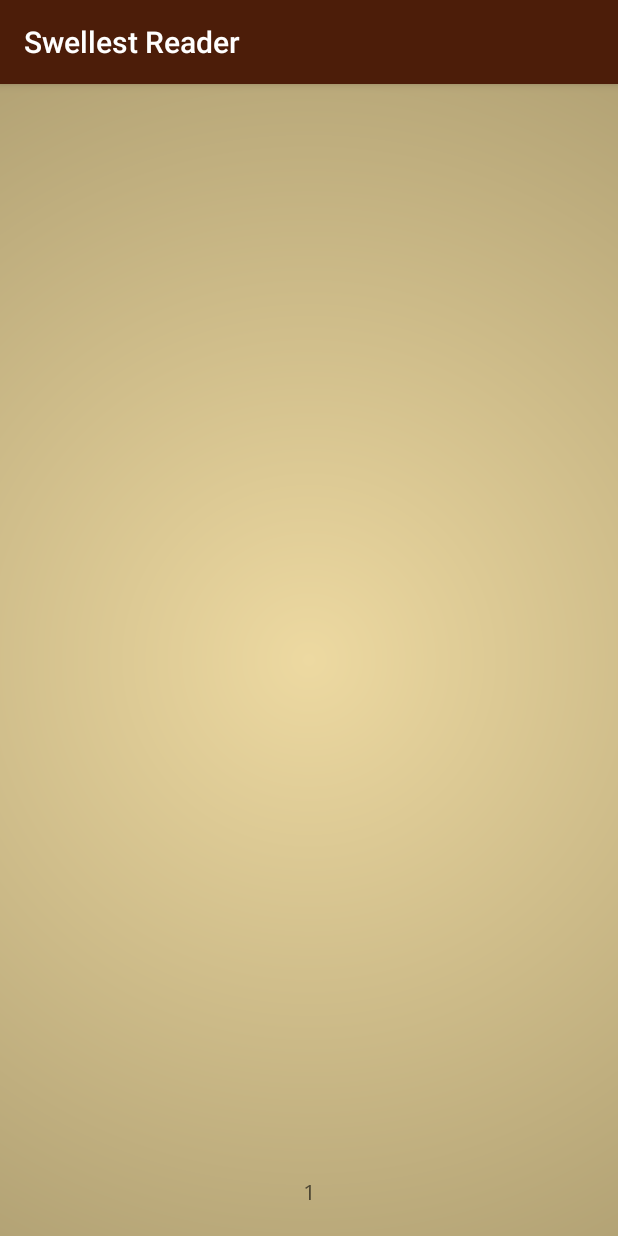
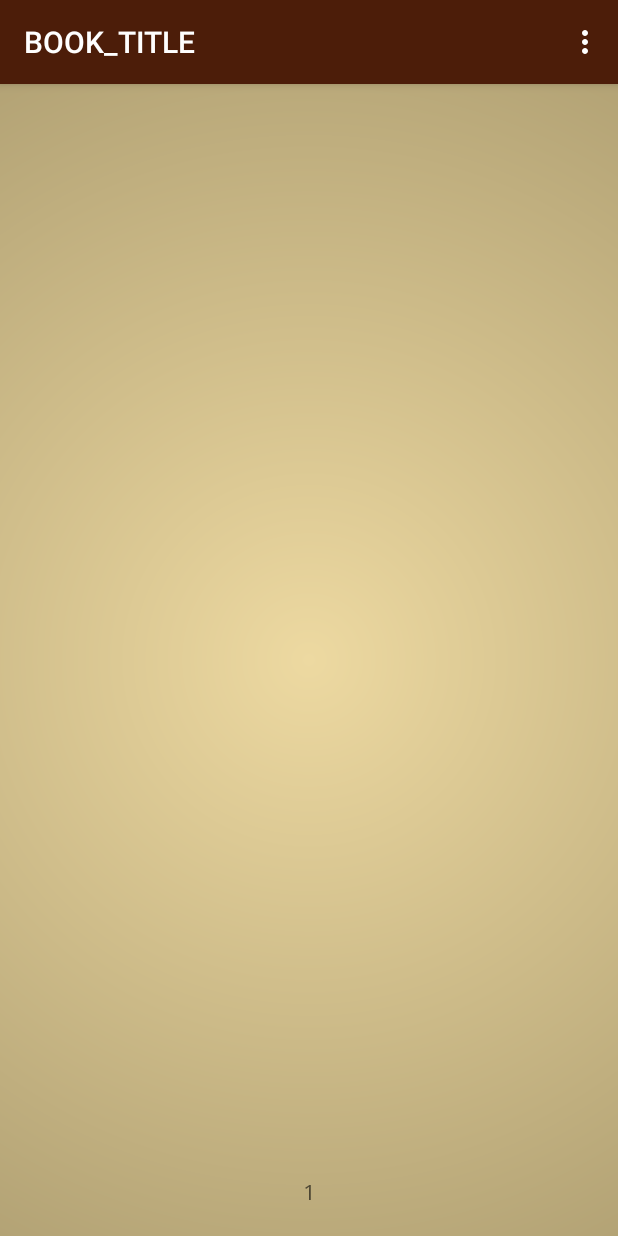
Before and after one commit to washbj/thE-Reader, an Android app: the ReadActivity screen opened directly, with no data from a screen before it, on a phone screen of 412 x 824 dp. Run offline under Robolectric (Android 15) with nearby library versions, the phone set to English and light mode, and no system bars; 1 statement that could not run was skipped.

Commit message:
Added book title and share page

```diff
--- a/app/src/main/AndroidManifest.xml
+++ b/app/src/main/AndroidManifest.xml
@@ -6,6 +6,7 @@
     <uses-permission android:name="android.permission.WRITE_EXTERNAL_STORAGE" />
     <uses-permission android:name="android.permission.ACCESS_NETWORK_STATE" />
     <uses-permission android:name="android.permission.INTERNET" />
+    <uses-permission android:name="android.permission.MANAGE_DOCUMENTS" />
 
     <application
         android:allowBackup="true"
--- a/app/src/main/java/washbj/uw/tacoma/edu/the_reader/functionality/ReadActivity.java
+++ b/app/src/main/java/washbj/uw/tacoma/edu/the_reader/functionality/ReadActivity.java
@@ -1,6 +1,7 @@
 package washbj.uw.tacoma.edu.the_reader.functionality;
 
 import android.content.Context;
+import android.content.Intent;
 import android.content.SharedPreferences;
 import android.graphics.Point;
 import android.graphics.Typeface;
@@ -18,7 +19,9 @@ import android.text.SpannableStringBuilder;
 import android.text.StaticLayout;
 import android.text.TextPaint;
 import android.util.Log;
-import android.widget.FrameLayout;
+import android.view.Menu;
+import android.view.MenuInflater;
+import android.view.MenuItem;
 import android.widget.RelativeLayout;
 import android.widget.Toast;
 
@@ -166,6 +169,45 @@ public class ReadActivity extends AppCompatActivity
 
     }
 
+
+    /**
+     * Creates the option menu
+     * @param menu
+     * @return always true
+     */
+    public boolean onCreateOptionsMenu(Menu menu) {
+        MenuInflater inflater = getMenuInflater();
+        inflater.inflate(R.menu.options_menu_read_activity, menu);
+
+        return true;
+
+    }
+
+    /**
+     * Shares the current page's text to an e-mail app similar to ripping
+     * a page out of a book.
+     * @param item the menu item that was selected
+     * @return true if the operation was a success
+     */
+    public boolean onOptionsItemSelected(MenuItem item) {
+        int iD = item.getItemId();
+        // http://stackoverflow.com/questions/16894614/android-select-a-file-from-file-explorer
+        if  (iD == R.id.share_page) {
+            String shareBody = mPages[mPager.getCurrentItem()];
+            Intent sharingIntent = new Intent(android.content.Intent.ACTION_SEND);
+            sharingIntent.setType("text/plain");
+            sharingIntent.putExtra(android.content.Intent.EXTRA_SUBJECT, "A page from " + mTitle);
+            sharingIntent.putExtra(android.content.Intent.EXTRA_TEXT, shareBody);
+            startActivity(Intent.createChooser(sharingIntent, "Share your page using:"));
+            return true;
+
+        }
+        return super.onOptionsItemSelected(item);
+
+    }
+
+
+
     /**
      * Gets the text from the chosen file and passes it to the book builder.
      * Also adds the book name to the database
@@ -197,6 +239,8 @@ public class ReadActivity extends AppCompatActivity
         SaveBookProgress saveTask = new SaveBookProgress();
         saveTask.execute(new String[]{OPEN_BOOK});
         task.execute(new String[]{buildBookUrl()});
+
+        setTitle(mTitle);
     }
 
 
--- a/app/src/main/java/washbj/uw/tacoma/edu/the_reader/functionality/ShelfActivity.java
+++ b/app/src/main/java/washbj/uw/tacoma/edu/the_reader/functionality/ShelfActivity.java
@@ -28,7 +28,6 @@ import android.view.MenuItem;
 import android.widget.Toast;
 
 import java.io.File;
-import java.net.URI;
 import java.net.URLEncoder;
 
 import washbj.uw.tacoma.edu.the_reader.R;
@@ -120,6 +119,8 @@ public class ShelfActivity extends AppCompatActivity
         if (iPermission != PackageManager.PERMISSION_GRANTED) {
             ActivityCompat.requestPermissions(this, saPermissions, REQUEST_EXTERNAL_STORAGE);
         }
+
+
     }
 
 
@@ -137,7 +138,7 @@ public class ShelfActivity extends AppCompatActivity
     }
 
     /**
-     * Opens a file and sends it to the logic methods or logs the user out.
+     * Clears the list of books or logs the user out.
      * @param item the menu item that was selected
      * @return true if the operation was a success
      */
--- a/app/src/main/res/layout/activity_read.xml
+++ b/app/src/main/res/layout/activity_read.xml
@@ -10,17 +10,7 @@
     android:paddingTop="@dimen/activity_vertical_margin"
     tools:context="washbj.uw.tacoma.edu.the_reader.functionality.ReadActivity"
     android:background="@drawable/parchment_gradient">
-    <!--
-    <TextView
-        android:layout_width="match_parent"
-        android:layout_height="match_parent"
-        android:id="@+id/book_text"
-        android:fontFamily="sans-serif"
-        android:textSize="36sp"
-        android:layout_alignParentTop="true"
-        android:layout_alignParentLeft="true"
-        android:layout_alignParentStart="true" />
-     -->
+
 
     <android.support.v4.view.ViewPager
         xmlns:android="http://schemas.android.com/apk/res/android"
--- /dev/null
+++ b/app/src/main/res/menu/options_menu_read_activity.xml
@@ -0,0 +1,6 @@
+<?xml version="1.0" encoding="utf-8"?>
+<menu xmlns:android="http://schemas.android.com/apk/res/android">
+    <item android:id="@+id/share_page"
+        android:title="Share Page" />
+
+</menu>
```
